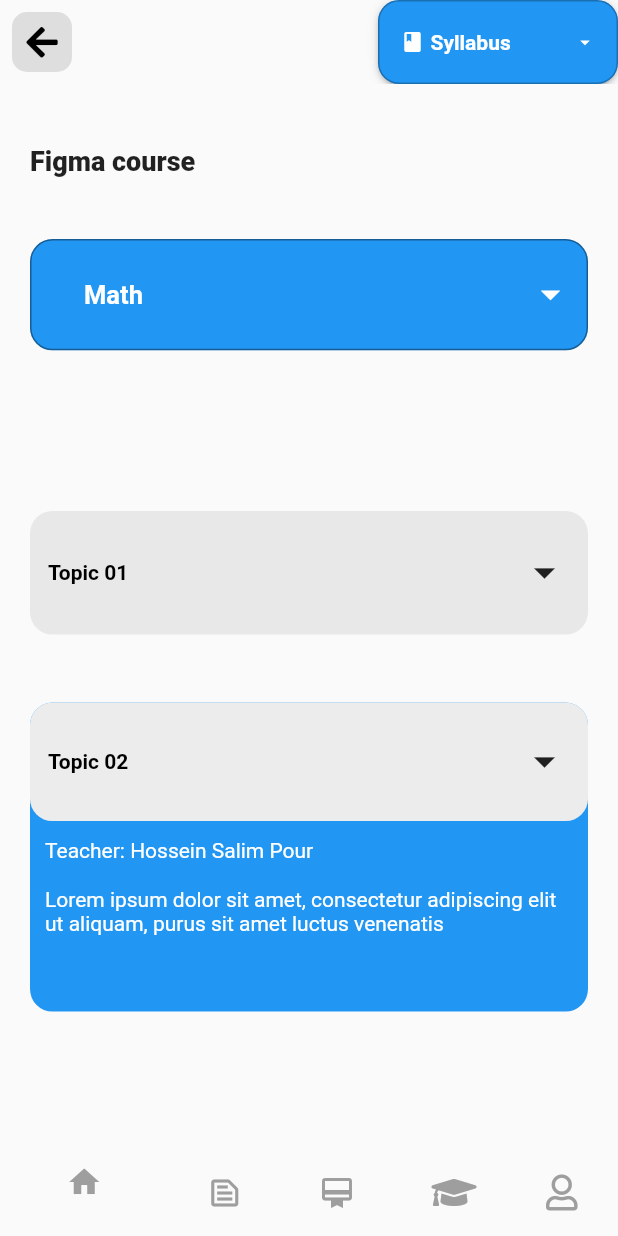
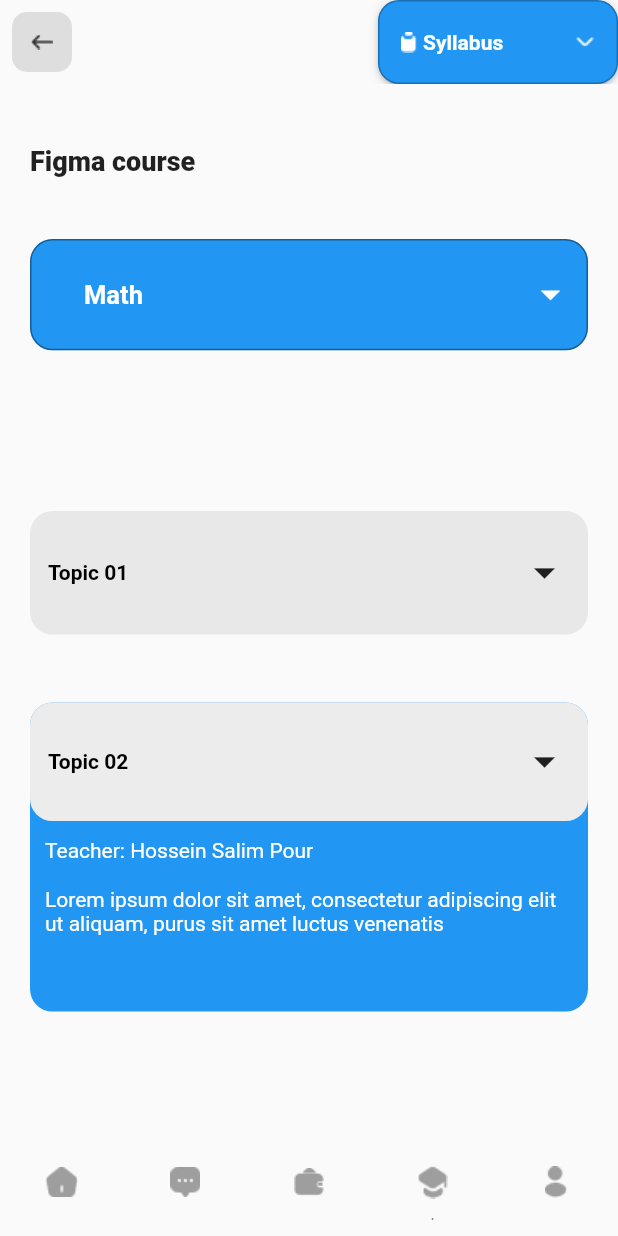
Before and after one commit to Raicodesokwe/figmatest, a Flutter app: the screen it shows after launch, on a phone screen of 412 x 824 dp. Run offline on Flutter 3.47's test engine with Material 2 defaults, Android fonts, the phone set to English and light mode, and no system bars; drawn by our look-alikes of dropdown_button2; our stand-ins replace font_awesome_flutter; Roboto replaces fonts that are missing (Gilroy-Semibold).

Commit message:
second commit

```diff
--- a/lib/leadingarrow.dart
+++ b/lib/leadingarrow.dart
@@ -20,11 +20,7 @@ class LeadingArrow extends StatelessWidget {
 
             color: Colors.grey.withOpacity(0.3),
             borderRadius: BorderRadius.circular(10.0)),
-        child: const Icon(
-          FontAwesomeIcons.arrowLeft,
-          color: Colors.black,
-          // color: Theme.of(context).iconTheme,
-        ),
+        child:  Image.asset('assets/aro.png'),
       ),
     );
   }
--- a/lib/studymaterials.dart
+++ b/lib/studymaterials.dart
@@ -38,16 +38,12 @@ class _StudyMaterialState extends State<StudyMaterial> {
               child: DropdownButton2(
                 isExpanded: true,
                 hint: Row(
-                  children: const [
-                    Icon(
-                      Icons.book,
-                      size: 16,
-                      color: Colors.white,
-                    ),
-                    SizedBox(
+                  children: [
+                    Image.asset('assets/bahasha.png'),
+                    const SizedBox(
                       width: 4,
                     ),
-                    Expanded(
+                    const Expanded(
                       child: Text(
                         'Syllabus',
                         style: TextStyle(
@@ -74,14 +70,16 @@ class _StudyMaterialState extends State<StudyMaterial> {
                             child: Row(
                               children: [
                                 item == 'Test'
-                                    ? const Icon(
-                                        FontAwesomeIcons.book,
-                                        size: 15,
+                                    ? const ImageIcon(
+                                        AssetImage(
+                                          'assets/tetest.png',
+                                        ),
                                         color: Colors.black,
                                       )
-                                    : const Icon(
-                                        Icons.text_snippet_outlined,
-                                        size: 15,
+                                    : const ImageIcon(
+                                        AssetImage(
+                                          'assets/study.png',
+                                        ),
                                         color: Colors.black,
                                       ),
                                 const Spacer(),
@@ -106,8 +104,10 @@ class _StudyMaterialState extends State<StudyMaterial> {
                     selectedValue = value as String;
                   });
                 },
-                icon: const Icon(
-                  Icons.arrow_drop_down,
+                icon: const ImageIcon(
+                  AssetImage(
+                    'assets/downarrow.png',
+                  ),
                 ),
                 iconSize: 14,
                 iconEnabledColor: Colors.white,
@@ -255,7 +255,7 @@ class _StudyMaterialState extends State<StudyMaterial> {
               ),
               Stack(clipBehavior: Clip.none, children: [
                 Container(
-                  height:  size.height*0.25,
+                  height: size.height * 0.25,
                   width: double.infinity,
                   decoration: BoxDecoration(
                       borderRadius: BorderRadius.circular(15),
@@ -318,37 +318,48 @@ class _StudyMaterialState extends State<StudyMaterial> {
           ),
         ),
         bottomNavigationBar: BottomNavigationBar(
+          type: BottomNavigationBarType.fixed,
             elevation: 0,
             backgroundColor: Colors.transparent,
             items: [
               const BottomNavigationBarItem(
                   label: '',
-                  icon: Icon(
-                    Icons.home,
+                  icon: ImageIcon(
+                    AssetImage(
+                      'assets/mucii.png',
+                    ),
                     color: Colors.grey,
                   )),
               const BottomNavigationBarItem(
                   label: '',
-                  icon: Icon(
-                    Icons.text_snippet_outlined,
+                  icon: ImageIcon(
+                    AssetImage(
+                      'assets/meso.png',
+                    ),
                     color: Colors.grey,
                   )),
               const BottomNavigationBarItem(
                   label: '',
-                  icon: Icon(
-                    Icons.wallet_membership,
+                  icon: ImageIcon(
+                    AssetImage(
+                      'assets/wallet.png',
+                    ),
                     color: Colors.grey,
                   )),
               BottomNavigationBarItem(
-                  label: '',
-                  icon: Icon(
-                    FontAwesomeIcons.graduationCap,
+                  label: '.',
+                  icon: ImageIcon(
+                    const AssetImage(
+                      'assets/grad.png',
+                    ),
                     color: selected == 'second' ? Colors.black : Colors.grey,
                   )),
               const BottomNavigationBarItem(
                   label: '',
-                  icon: Icon(
-                    FontAwesomeIcons.user,
+                  icon: ImageIcon(
+                    AssetImage(
+                      'assets/pason.png',
+                    ),
                     color: Colors.grey,
                   )),
             ]),
```
Also changed, not shown: pubspec.yaml (+11 -2 lines), assets/aro.png (added), assets/bahasha.png (added), assets/downarrow.png (added), assets/grad.png (added), assets/meso.png (added), assets/mucii.png (added), assets/pason.png (added), assets/study.png (added), assets/tetest.png (added), assets/wallet.png (added).
